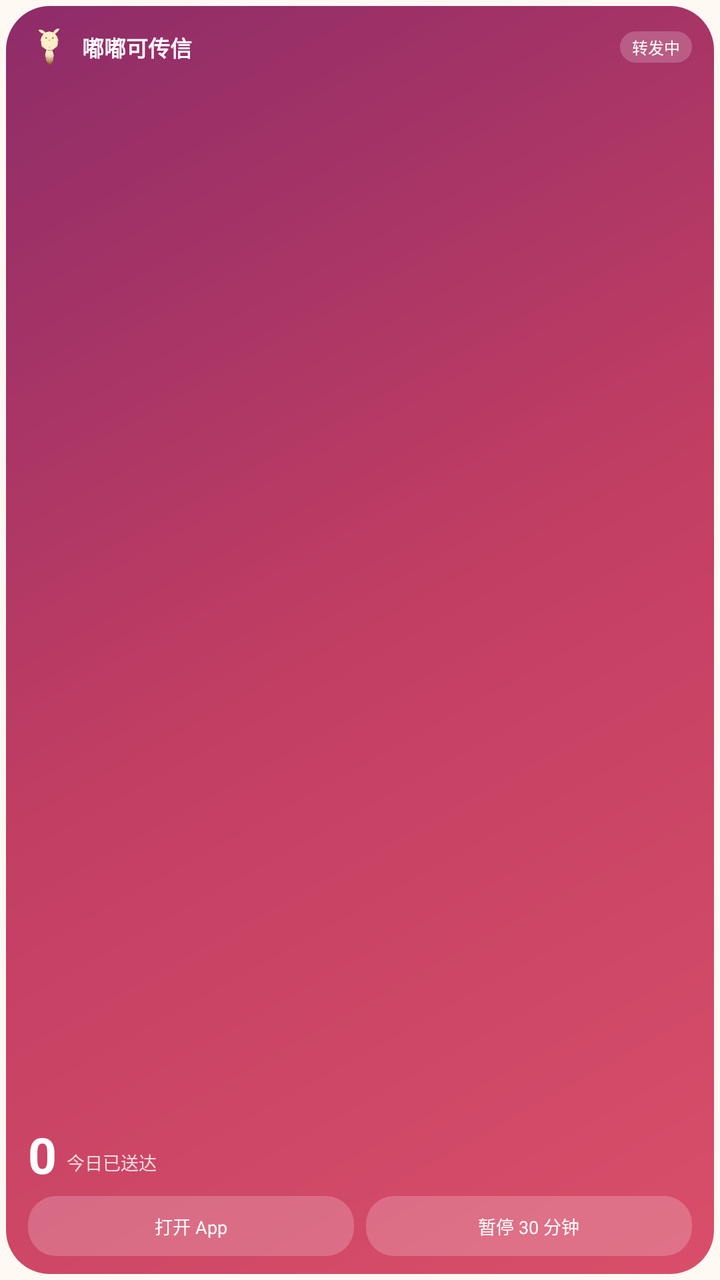
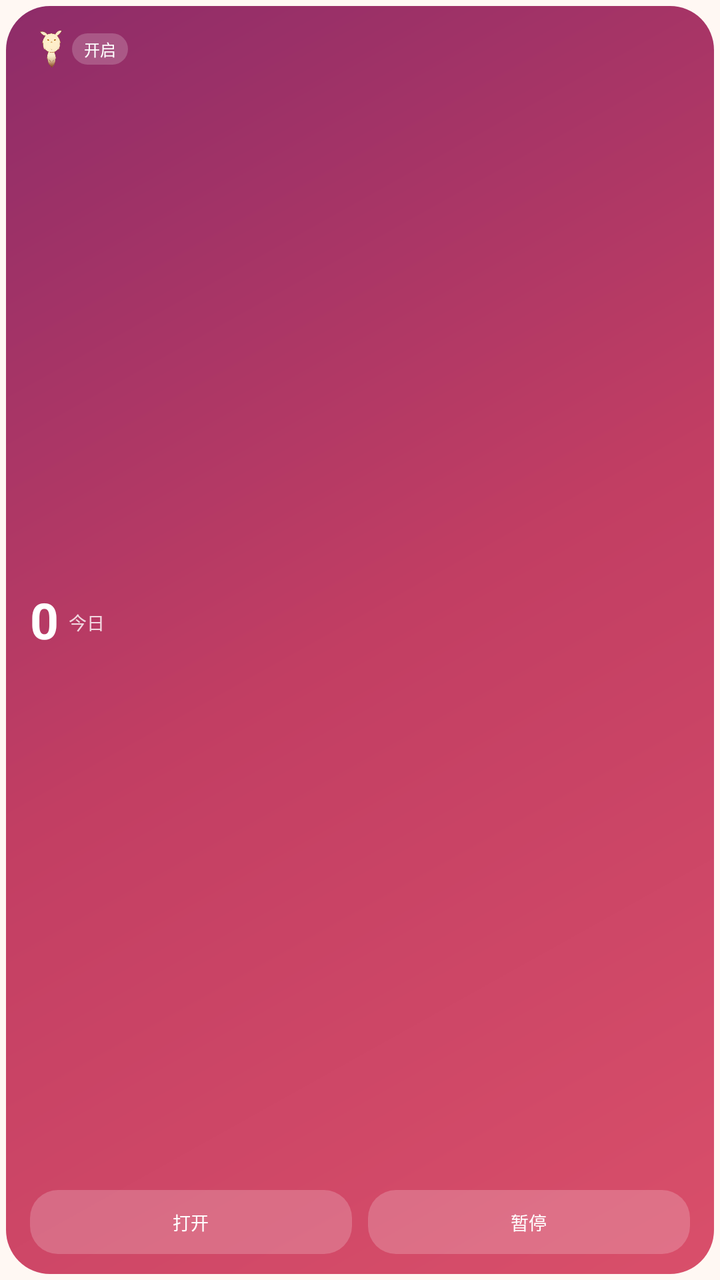

Before-and-after screenshots of an Android layout around one commit, followed by the original layout XML and the change that was made.
<!-- AndroidManifest.xml: application theme Theme.Sms2Bark -->
<!-- res/layout/widget_dodocomm.xml -->
<?xml version="1.0" encoding="utf-8"?>
<FrameLayout xmlns:android="http://schemas.android.com/apk/res/android"
    android:id="@+id/widget_root"
    android:layout_width="match_parent"
    android:layout_height="match_parent"
    android:background="@android:color/transparent"
    android:padding="3dp">

    <LinearLayout
        android:id="@+id/widget_card"
        android:layout_width="match_parent"
        android:layout_height="match_parent"
        android:background="@drawable/widget_background"
        android:orientation="vertical"
        android:paddingStart="11dp"
        android:paddingTop="10dp"
        android:paddingEnd="11dp"
        android:paddingBottom="9dp">

        <LinearLayout
            android:layout_width="match_parent"
            android:layout_height="wrap_content"
            android:gravity="center_vertical"
            android:orientation="horizontal">

            <ImageView
                android:layout_width="21dp"
                android:layout_height="21dp"
                android:contentDescription="@null"
                android:src="@drawable/dodoco_mascot" />

            <TextView
                android:id="@+id/widget_title"
                android:layout_width="0dp"
                android:layout_height="wrap_content"
                android:layout_marginStart="6dp"
                android:layout_weight="1"
                android:ellipsize="end"
                android:maxLines="1"
                android:text="@string/widget_title"
                android:textColor="#FFFFFFFF"
                android:textSize="11sp"
                android:textStyle="bold" />

            <TextView
                android:id="@+id/widget_status"
                android:layout_width="wrap_content"
                android:layout_height="wrap_content"
                android:background="@drawable/widget_chip"
                android:ellipsize="end"
                android:maxLines="1"
                android:paddingHorizontal="6dp"
                android:paddingVertical="2dp"
                android:text="@string/widget_status_on"
                android:textColor="#FFFFFFFF"
                android:textSize="8sp" />
        </LinearLayout>

        <LinearLayout
            android:layout_width="match_parent"
            android:layout_height="0dp"
            android:layout_weight="1"
            android:orientation="horizontal"
            android:gravity="bottom">
            <TextView
                android:id="@+id/widget_count"
                android:layout_width="wrap_content"
                android:layout_height="wrap_content"
                android:includeFontPadding="false"
                android:text="0"
                android:textColor="#FFFFFFFF"
                android:textSize="25sp"
                android:textStyle="bold" />
            <TextView
                android:id="@+id/widget_count_label"
                android:layout_width="wrap_content"
                android:layout_height="wrap_content"
                android:layout_gravity="bottom"
                android:layout_marginStart="5dp"
                android:layout_marginBottom="2dp"
                android:maxLines="1"
                android:text="@string/widget_label_today"
                android:textColor="#CCFFFFFF"
                android:textSize="9sp" />
        </LinearLayout>

        <LinearLayout
            android:layout_width="match_parent"
            android:layout_height="30dp"
            android:layout_marginTop="5dp"
            android:orientation="horizontal">

            <TextView
                android:id="@+id/widget_open"
                android:layout_width="0dp"
                android:layout_height="match_parent"
                android:layout_weight="1"
                android:background="@drawable/widget_chip"
                android:gravity="center"
                android:maxLines="1"
                android:text="@string/widget_action_open"
                android:textColor="#FFFFFFFF"
                android:textSize="9sp" />

            <TextView
                android:id="@+id/widget_toggle"
                android:layout_width="0dp"
                android:layout_height="match_parent"
                android:layout_marginStart="6dp"
                android:layout_weight="1"
                android:background="@drawable/widget_chip"
                android:gravity="center"
                android:maxLines="1"
                android:text="@string/widget_action_pause"
                android:textColor="#FFFFFFFF"
                android:textSize="9sp" />
        </LinearLayout>
    </LinearLayout>
</FrameLayout>
<!-- resources referenced by this layout -->
<resources>
  <!-- drawable dodoco_mascot: png bitmap (drawable-nodpi, 144085 bytes) -->
  <!-- drawable widget_background (drawable) -->
  <?xml version="1.0" encoding="utf-8"?>
  <shape xmlns:android="http://schemas.android.com/apk/res/android" android:shape="rectangle">
      <gradient
          android:angle="135"
          android:startColor="#D94F6A"
          android:centerColor="#C23E63"
          android:endColor="#8E2C69" />
      <corners android:radius="22dp" />
  </shape>
  <!-- drawable widget_chip (drawable) -->
  <?xml version="1.0" encoding="utf-8"?>
  <shape xmlns:android="http://schemas.android.com/apk/res/android" android:shape="rectangle">
      <solid android:color="#33FFFFFF" />
      <corners android:radius="14dp" />
  </shape>
  <string name="widget_action_open">打开 App</string>
  <string name="widget_action_pause">暂停 30 分钟</string>
  <string name="widget_label_today">今日已送达</string>
  <string name="widget_status_on">转发中</string>
  <string name="widget_title">嘟嘟可传信</string>
  <style name="Theme.Sms2Bark" parent="android:Theme.Material.Light.NoActionBar">
          <item name="android:windowBackground">@color/splash_background</item>
          <item name="android:statusBarColor">@android:color/transparent</item>
          <item name="android:navigationBarColor">@android:color/transparent</item>
          <item name="android:windowLightStatusBar">true</item>
          <item name="android:windowDrawsSystemBarBackgrounds">true</item>
      </style>
  <color name="splash_background">#FFFFF8F3</color>
</resources>

<!-- the commit's change to res/layout/widget_dodocomm.xml (unified diff, before → after) -->
@@ -12,10 +12,10 @@
         android:layout_height="match_parent"
         android:background="@drawable/widget_background"
         android:orientation="vertical"
-        android:paddingStart="11dp"
-        android:paddingTop="10dp"
-        android:paddingEnd="11dp"
-        android:paddingBottom="9dp">
+        android:paddingStart="12dp"
+        android:paddingTop="11dp"
+        android:paddingEnd="12dp"
+        android:paddingBottom="10dp">
 
         <LinearLayout
             android:layout_width="match_parent"
@@ -32,6 +32,7 @@
             <TextView
                 android:id="@+id/widget_title"
                 android:layout_width="0dp"
+                android:visibility="gone"
                 android:layout_height="wrap_content"
                 android:layout_marginStart="6dp"
                 android:layout_weight="1"
@@ -49,6 +50,7 @@
                 android:background="@drawable/widget_chip"
                 android:ellipsize="end"
                 android:maxLines="1"
+                android:maxWidth="82dp"
                 android:paddingHorizontal="6dp"
                 android:paddingVertical="2dp"
                 android:text="@string/widget_status_on"
@@ -61,7 +63,7 @@
             android:layout_height="0dp"
             android:layout_weight="1"
             android:orientation="horizontal"
-            android:gravity="bottom">
+            android:gravity="center_vertical">
             <TextView
                 android:id="@+id/widget_count"
                 android:layout_width="wrap_content"
@@ -75,9 +77,8 @@
                 android:id="@+id/widget_count_label"
                 android:layout_width="wrap_content"
                 android:layout_height="wrap_content"
-                android:layout_gravity="bottom"
+                android:layout_gravity="center_vertical"
                 android:layout_marginStart="5dp"
-                android:layout_marginBottom="2dp"
                 android:maxLines="1"
                 android:text="@string/widget_label_today"
                 android:textColor="#CCFFFFFF"
@@ -86,8 +87,8 @@
 
         <LinearLayout
             android:layout_width="match_parent"
-            android:layout_height="30dp"
-            android:layout_marginTop="5dp"
+            android:layout_height="32dp"
+            android:layout_marginTop="8dp"
             android:orientation="horizontal">
 
             <TextView
@@ -96,8 +97,10 @@
                 android:layout_height="match_parent"
                 android:layout_weight="1"
                 android:background="@drawable/widget_chip"
+                android:ellipsize="end"
                 android:gravity="center"
                 android:maxLines="1"
+                android:paddingHorizontal="4dp"
                 android:text="@string/widget_action_open"
                 android:textColor="#FFFFFFFF"
                 android:textSize="9sp" />
@@ -106,11 +109,13 @@
                 android:id="@+id/widget_toggle"
                 android:layout_width="0dp"
                 android:layout_height="match_parent"
-                android:layout_marginStart="6dp"
+                android:layout_marginStart="8dp"
                 android:layout_weight="1"
                 android:background="@drawable/widget_chip"
+                android:ellipsize="end"
                 android:gravity="center"
                 android:maxLines="1"
+                android:paddingHorizontal="4dp"
                 android:text="@string/widget_action_pause"
                 android:textColor="#FFFFFFFF"
                 android:textSize="9sp" />
<!-- resource entries referenced after the edit -->
@@ -17,11 +17,11 @@
       <solid android:color="#33FFFFFF" />
       <corners android:radius="14dp" />
   </shape>
-  <string name="widget_action_open">打开 App</string>
-  <string name="widget_action_pause">暂停 30 分钟</string>
-  <string name="widget_label_today">今日已送达</string>
-  <string name="widget_status_on">转发中</string>
-  <string name="widget_title">嘟嘟可传信</string>
+  <string name="widget_action_open">打开</string>
+  <string name="widget_action_pause">暂停</string>
+  <string name="widget_label_today">今日</string>
+  <string name="widget_status_on">开启</string>
+  <string name="widget_title">嘟嘟通讯</string>
   <style name="Theme.Sms2Bark" parent="android:Theme.Material.Light.NoActionBar">
           <item name="android:windowBackground">@color/splash_background</item>
           <item name="android:statusBarColor">@android:color/transparent</item>
